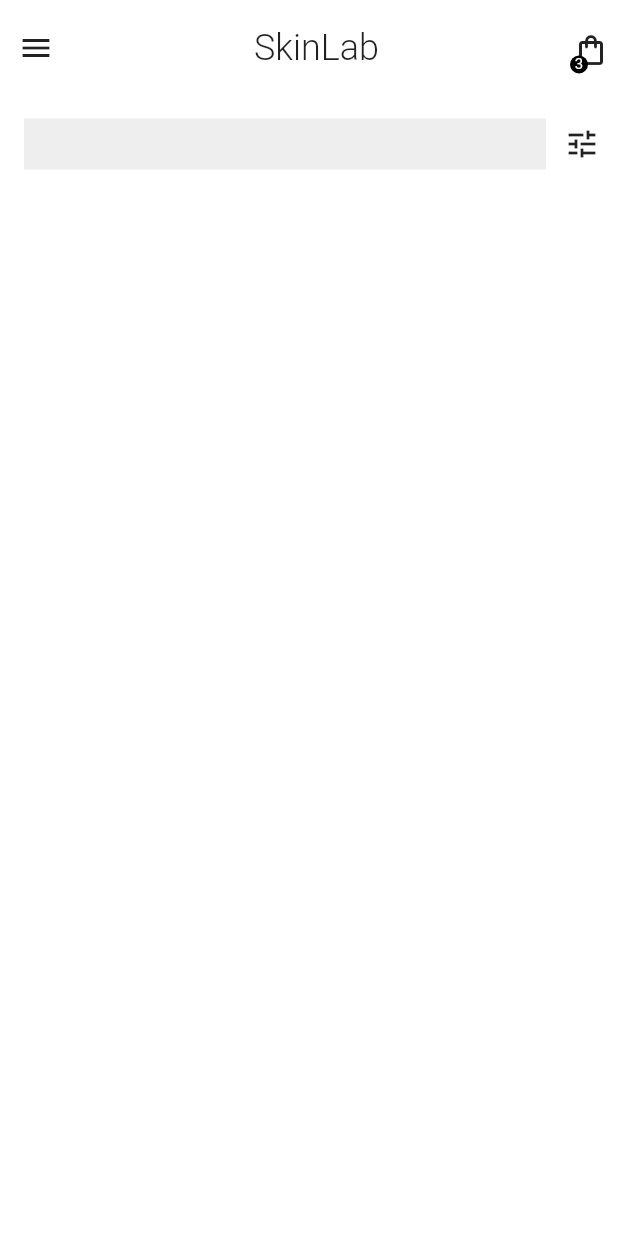
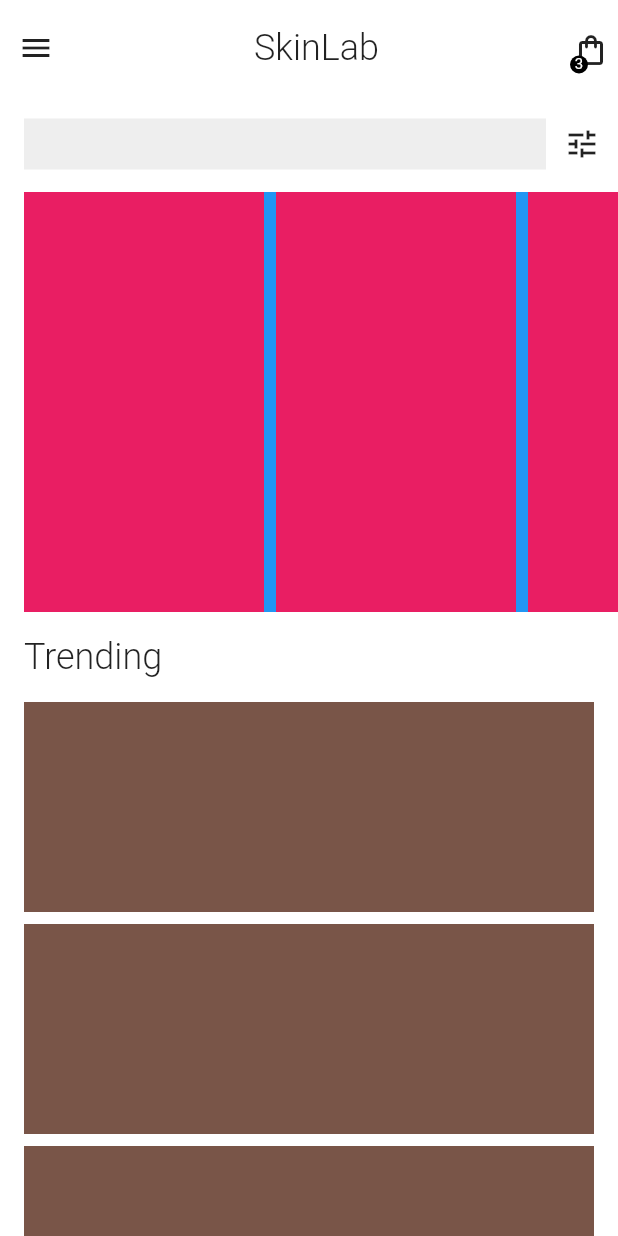
Before and after one commit to JAICHANGPARK/flutter_notebook_chapter_21, a Flutter app: the screen it shows after launch, on a phone screen of 412 x 824 dp. Run offline on Flutter 3.47's test engine with Material 2 defaults, Android fonts, the phone set to English and light mode, and no system bars; our stand-ins replace badges, dots_indicator, fl_chart, flutter_riverpod, google_fonts; missing offline and left inert: candlesticks; Roboto replaces fonts that are missing (Federo).

Commit message:
Update skin_care_main_page.dart

```diff
--- a/lib/ep1244_skin_care_app/src/ui/skin_care_main_page.dart
+++ b/lib/ep1244_skin_care_app/src/ui/skin_care_main_page.dart
@@ -15,6 +15,7 @@ class _SkinCareMainPageState extends State<SkinCareMainPage> {
       backgroundColor: Colors.white,
       body: SafeArea(
         child: Column(
+          crossAxisAlignment: CrossAxisAlignment.start,
           children: [
             SizedBox(
               height: 8,
@@ -91,11 +92,62 @@ class _SkinCareMainPageState extends State<SkinCareMainPage> {
                   ),
                   IconButton(
                     onPressed: () {},
-                    icon: Icon(Icons.tune),
+                    icon: Icon(
+                      Icons.tune,
+                    ),
                   )
                 ],
               ),
-            )
+            ),
+            Expanded(
+              child: SingleChildScrollView(
+                child: Column(
+                  crossAxisAlignment: CrossAxisAlignment.start,
+                  children: [
+                    Container(
+                      margin: EdgeInsets.only(top: 8, left: 16),
+                      height: 280,
+                      color: Colors.blue,
+                      child: ListView.builder(
+                        scrollDirection: Axis.horizontal,
+                        itemCount: 6,
+                        itemBuilder: (context, index) {
+                          return Container(
+                            width: 160,
+                            margin: EdgeInsets.only(right: 8),
+                            color: Colors.pink,
+                          );
+                        },
+                      ),
+                    ),
+                    Padding(
+                      padding: EdgeInsets.only(left: 16, top: 16, bottom: 16),
+                      child: Text(
+                        "Trending",
+                        style: TextStyle(
+                          fontWeight: FontWeight.w300,
+                          fontSize: 24,
+                        ),
+                        // style: GoogleFonts.federo(
+                        //   fontSize: 24,
+                        //   fontWeight: FontWeight.normal,
+                        // ),
+                      ),
+                    ),
+                    Column(
+                      children: List.generate(
+                        5,
+                        (index) => Container(
+                          height: 140,
+                          margin: EdgeInsets.only(left: 16, right: 16, bottom: 8),
+                          color: Colors.brown,
+                        ),
+                      ),
+                    )
+                  ],
+                ),
+              ),
+            ),
           ],
         ),
       ),
```
